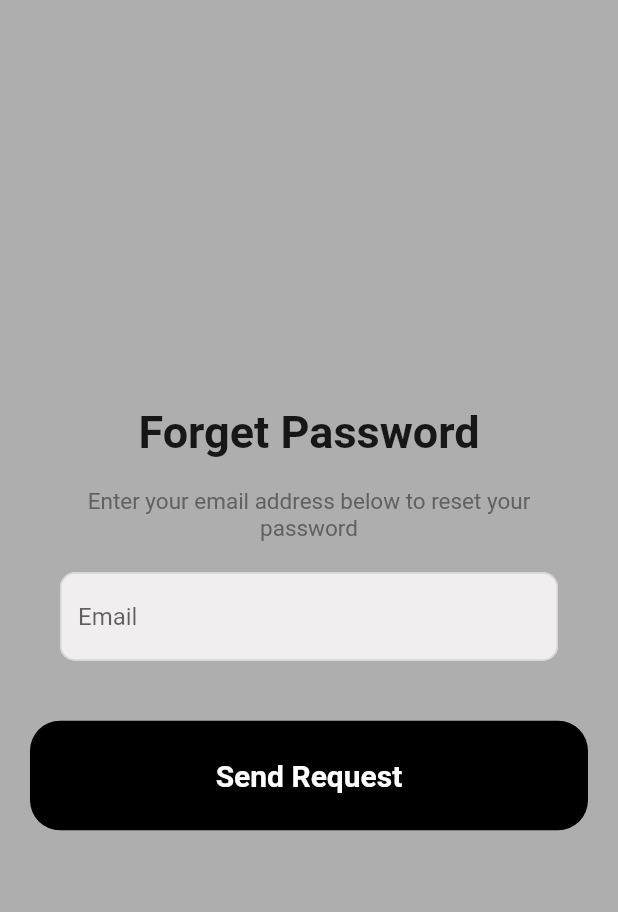
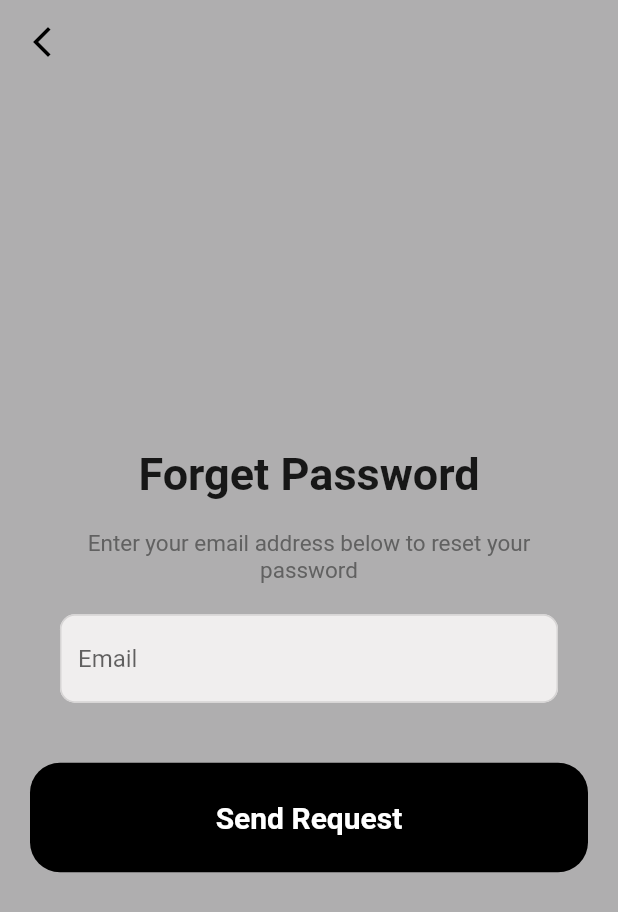
Before and after one commit to Adyatma-Dwiki/TugasRancangMade, a Flutter app: the ForgetPassword screen opened directly, on a phone screen of 412 x 824 dp. Shown: the top 912 px of the screen. Run offline on Flutter 3.47's test engine with Material 2 defaults, Android fonts, the light colour scheme and no system bars; our stand-ins replace firebase_auth, firebase_core, firebase_database, google_fonts; accounts and stored records are empty.

Commit message:
update ke 2 paling baru

```diff
--- a/lib/pages/forget_pass.dart
+++ b/lib/pages/forget_pass.dart
@@ -58,6 +58,17 @@ class _ForgetPasswordState extends State<ForgetPassword> {
   Widget build(BuildContext context) {
     return Scaffold(
       backgroundColor: Color.fromARGB(255, 175, 174, 175),
+      appBar: AppBar(
+        backgroundColor: Color.fromARGB(255, 175, 174, 175),
+        elevation: 0,
+        leading: IconButton(
+          onPressed: () {
+            Navigator.pop(context);
+          },
+          icon: Icon(Icons.arrow_back_ios_new),
+          color: Colors.black,
+        ),
+      ),
       body: Center(
         child: Column(
           mainAxisAlignment: MainAxisAlignment.center,
--- a/lib/pages/login_page.dart
+++ b/lib/pages/login_page.dart
@@ -79,8 +79,6 @@ void _goToLoginPage() {
   Navigator.pop(context);
 }
 
-
-
   @override
   Widget build(BuildContext context) {
     return Scaffold(
@@ -159,7 +157,7 @@ void _goToLoginPage() {
                   ),
                   const SizedBox(width: 10),
                   GestureDetector(
-                    onTap: widget.onTap,
+                    onTap: _goToRegisterPage,
                     child: const Text('Sign Up',
                     style: TextStyle(color: Colors.blue,
                        fontWeight: FontWeight.bold ),),
```
